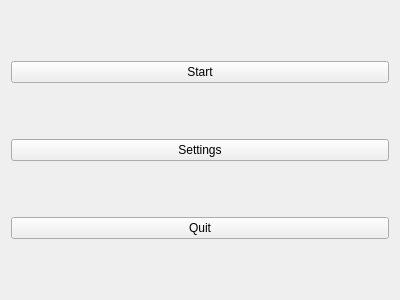
Laxynium/PongGame_with_Qt, file mainmenu.ui: the form before one commit.
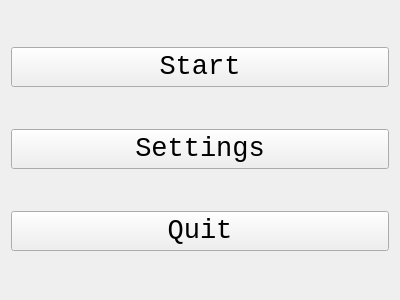
The form after the commit.

```diff
--- a/mainmenu.ui
+++ b/mainmenu.ui
@@ -18,6 +18,12 @@
     <layout class="QVBoxLayout" name="verticalLayout">
      <item>
       <widget class="QPushButton" name="start_button">
+       <property name="font">
+        <font>
+         <family>Consolas</family>
+         <pointsize>20</pointsize>
+        </font>
+       </property>
        <property name="text">
         <string>Start</string>
        </property>
@@ -25,6 +31,12 @@
      </item>
      <item>
       <widget class="QPushButton" name="settings_button">
+       <property name="font">
+        <font>
+         <family>Consolas</family>
+         <pointsize>20</pointsize>
+        </font>
+       </property>
        <property name="text">
         <string>Settings</string>
        </property>
@@ -32,6 +44,12 @@
      </item>
      <item>
       <widget class="QPushButton" name="quit_button">
+       <property name="font">
+        <font>
+         <family>Consolas</family>
+         <pointsize>20</pointsize>
+        </font>
+       </property>
        <property name="text">
         <string>Quit</string>
        </property>
```
